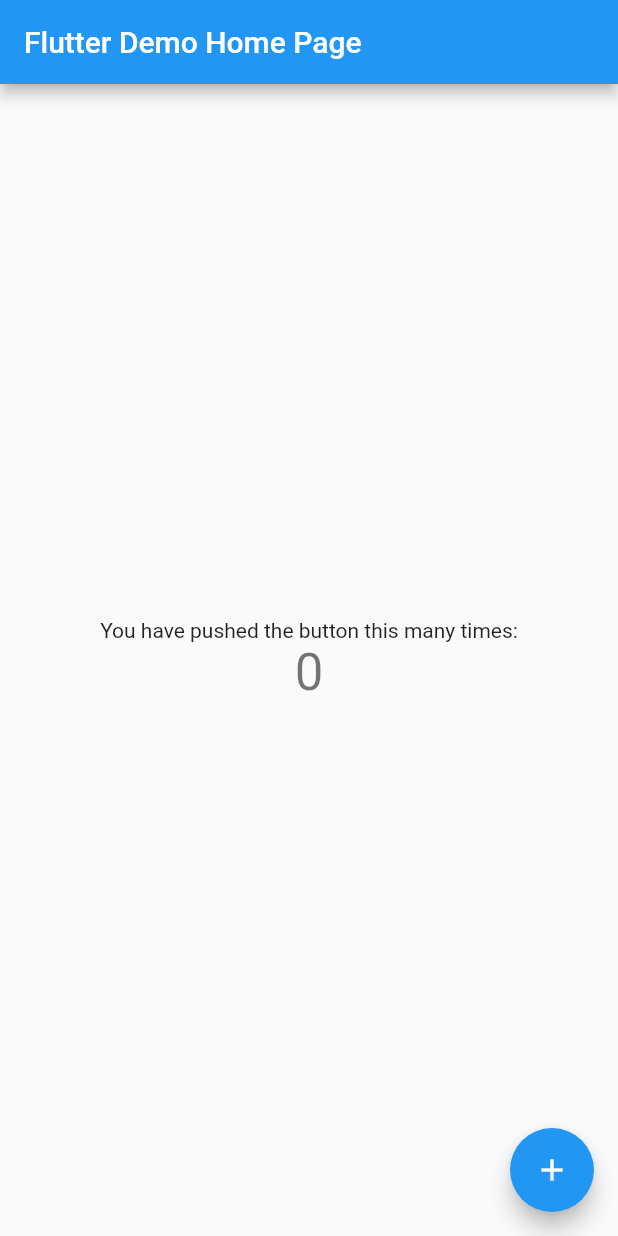
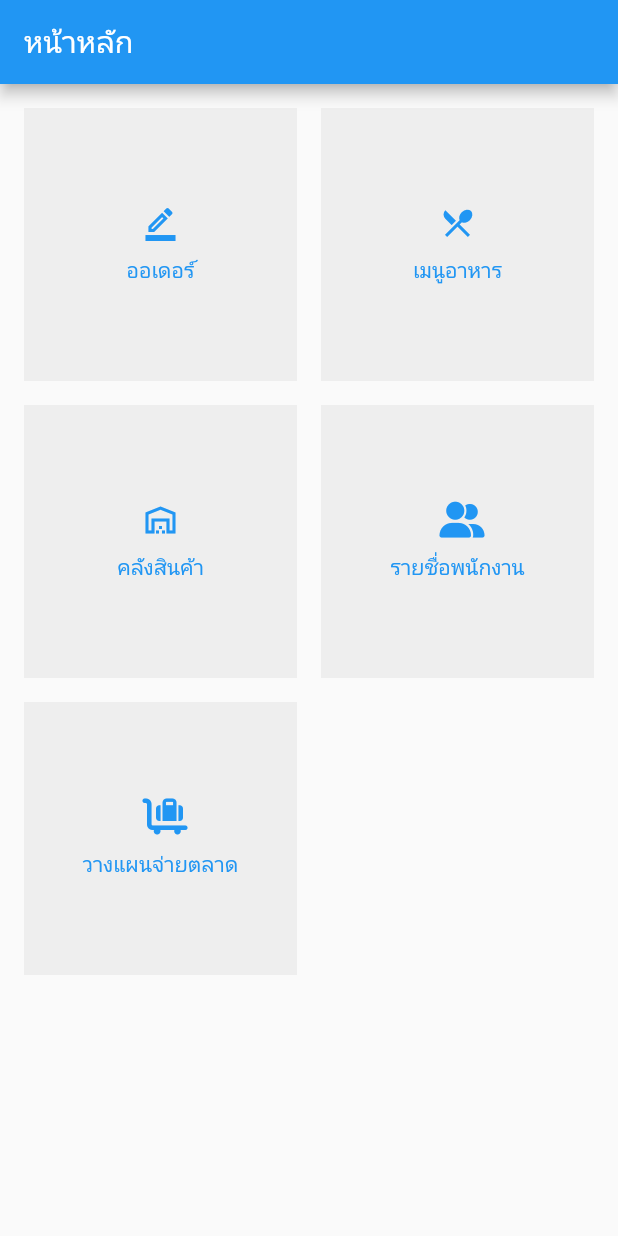
Before and after one commit to deemarc/dorant, a Flutter app: the screen it shows after launch, on a phone screen of 412 x 824 dp. Run offline on Flutter 3.47's test engine with Material 2 defaults, Android fonts, the phone set to English and light mode, and no system bars; our stand-ins replace font_awesome_flutter.

Commit message:
add home screen

```diff
--- a/lib/main.dart
+++ b/lib/main.dart
@@ -1,3 +1,4 @@
+import 'package:dorant/screens/home_screen.dart';
 import 'package:flutter/material.dart';
 
 void main() {
@@ -24,92 +25,7 @@ class MyApp extends StatelessWidget {
         // is not restarted.
         primarySwatch: Colors.blue,
       ),
-      home: const MyHomePage(title: 'Flutter Demo Home Page'),
+      home: const HomeScreen(),
     );
   }
 }
-
-class MyHomePage extends StatefulWidget {
-  const MyHomePage({Key? key, required this.title}) : super(key: key);
-
-  // This widget is the home page of your application. It is stateful, meaning
-  // that it has a State object (defined below) that contains fields that affect
-  // how it looks.
-
-  // This class is the configuration for the state. It holds the values (in this
-  // case the title) provided by the parent (in this case the App widget) and
-  // used by the build method of the State. Fields in a Widget subclass are
-  // always marked "final".
-
-  final String title;
-
-  @override
-  State<MyHomePage> createState() => _MyHomePageState();
-}
-
-class _MyHomePageState extends State<MyHomePage> {
-  int _counter = 0;
-
-  void _incrementCounter() {
-    setState(() {
-      // This call to setState tells the Flutter framework that something has
-      // changed in this State, which causes it to rerun the build method below
-      // so that the display can reflect the updated values. If we changed
-      // _counter without calling setState(), then the build method would not be
-      // called again, and so nothing would appear to happen.
-      _counter++;
-    });
-  }
-
-  @override
-  Widget build(BuildContext context) {
-    // This method is rerun every time setState is called, for instance as done
-    // by the _incrementCounter method above.
-    //
-    // The Flutter framework has been optimized to make rerunning build methods
-    // fast, so that you can just rebuild anything that needs updating rather
-    // than having to individually change instances of widgets.
-    return Scaffold(
-      appBar: AppBar(
-        // Here we take the value from the MyHomePage object that was created by
-        // the App.build method, and use it to set our appbar title.
-        title: Text(widget.title),
-      ),
-      body: Center(
-        // Center is a layout widget. It takes a single child and positions it
-        // in the middle of the parent.
-        child: Column(
-          // Column is also a layout widget. It takes a list of children and
-          // arranges them vertically. By default, it sizes itself to fit its
-          // children horizontally, and tries to be as tall as its parent.
-          //
-          // Invoke "debug painting" (press "p" in the console, choose the
-          // "Toggle Debug Paint" action from the Flutter Inspector in Android
-          // Studio, or the "Toggle Debug Paint" command in Visual Studio Code)
-          // to see the wireframe for each widget.
-          //
-          // Column has various properties to control how it sizes itself and
-          // how it positions its children. Here we use mainAxisAlignment to
-          // center the children vertically; the main axis here is the vertical
-          // axis because Columns are vertical (the cross axis would be
-          // horizontal).
-          mainAxisAlignment: MainAxisAlignment.center,
-          children: <Widget>[
-            const Text(
-              'You have pushed the button this many times:',
-            ),
-            Text(
-              '$_counter',
-              style: Theme.of(context).textTheme.headline4,
-            ),
-          ],
-        ),
-      ),
-      floatingActionButton: FloatingActionButton(
-        onPressed: _incrementCounter,
-        tooltip: 'Increment',
-        child: const Icon(Icons.add),
-      ), // This trailing comma makes auto-formatting nicer for build methods.
-    );
-  }
-}
--- /dev/null
+++ b/lib/screens/home_screen.dart
@@ -0,0 +1,16 @@
+import 'package:dorant/widgets/menu_grid.dart';
+import 'package:flutter/material.dart';
+
+class HomeScreen extends StatelessWidget {
+  const HomeScreen({Key? key}) : super(key: key);
+
+  @override
+  Widget build(BuildContext context) {
+    return Scaffold(
+      appBar: AppBar(
+        title: const Text("หน้าหลัก"),
+      ),
+      body: const MenuGrid(),
+    );
+  }
+}
--- /dev/null
+++ b/lib/widgets/menu_grid.dart
@@ -0,0 +1,63 @@
+import 'package:flutter/material.dart';
+import 'package:font_awesome_flutter/font_awesome_flutter.dart';
+
+class MenuButton extends StatelessWidget {
+  final IconData menuIcon;
+  final String menuText;
+  const MenuButton({
+    Key? key,
+    required this.menuIcon,
+    required this.menuText,
+  }) : super(key: key);
+
+  @override
+  Widget build(BuildContext context) {
+    return Container(
+      color: Colors.grey.shade200,
+      child: TextButton(
+          onPressed: () {},
+          child: Column(
+            mainAxisAlignment: MainAxisAlignment.center,
+            children: [
+              Icon(menuIcon),
+              const SizedBox(height: 10.0,),
+              Text(menuText)
+            ],
+          )),
+    );
+  }
+}
+
+class MenuGrid extends StatelessWidget {
+  const MenuGrid({Key? key}) : super(key: key);
+
+  @override
+  Widget build(BuildContext context) {
+    return GridView.count(
+      padding: const EdgeInsets.all(8.0),
+      crossAxisCount: 2,
+      children: [
+        Container(
+          padding: const EdgeInsets.all(8),
+          child: const MenuButton(menuIcon: Icons.border_color_outlined, menuText: "ออเดอร์",),
+        ),
+        Container(
+          padding: const EdgeInsets.all(8),
+          child: const MenuButton(menuIcon: Icons.restaurant_menu_outlined, menuText: "เมนูอาหาร",),
+        ),
+        Container(
+          padding: const EdgeInsets.all(8),
+          child: const MenuButton(menuIcon: Icons.warehouse_outlined, menuText: "คลังสินค้า",),
+        ),
+        Container(
+          padding: const EdgeInsets.all(8),
+          child: const MenuButton(menuIcon: FontAwesomeIcons.userGroup, menuText: "รายชื่อพนักงาน",),
+        ),
+        Container(
+          padding: const EdgeInsets.all(8),
+          child: const MenuButton(menuIcon: FontAwesomeIcons.cartFlatbedSuitcase, menuText: "วางแผนจ่ายตลาด",)
+        ),
+      ],
+    );
+  }
+}
--- a/pubspec.yaml
+++ b/pubspec.yaml
@@ -34,6 +34,7 @@ dependencies:
   # The following adds the Cupertino Icons font to your application.
   # Use with the CupertinoIcons class for iOS style icons.
   cupertino_icons: ^1.0.2
+  font_awesome_flutter: ^10.2.1
 
 dev_dependencies:
   flutter_test:
```
Also changed, not shown: pubspec.lock.
